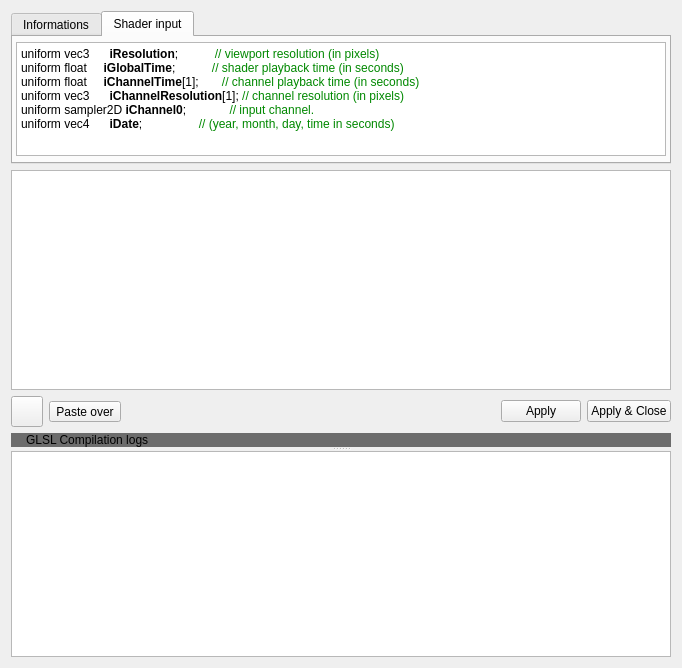
Qt form src/GLSLCodeEditorWidget.ui (markus-wa/glmixer-mirror) before a commit.
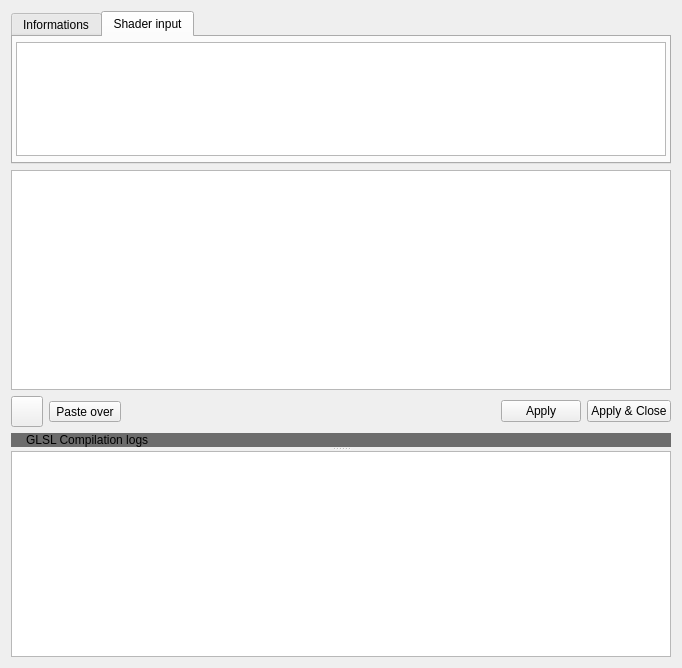
The same form after that commit. The open tabs and pages were chosen to show the change. Icons and pictures are not drawn. Custom widgets are drawn as their Qt base class.

Commit message: Working implementation of Shadertoy plugin with Freeframe 1.6 under Linux. Still a lot to do : GLSL code editor is buggy Properties not synched Code is not saved

Patch:
```diff
--- a/src/GLSLCodeEditorWidget.ui
+++ b/src/GLSLCodeEditorWidget.ui
@@ -127,12 +127,7 @@
 &lt;html&gt;&lt;head&gt;&lt;meta name=&quot;qrichtext&quot; content=&quot;1&quot; /&gt;&lt;style type=&quot;text/css&quot;&gt;
 p, li { white-space: pre-wrap; }
 &lt;/style&gt;&lt;/head&gt;&lt;body style=&quot; font-family:'Ubuntu'; font-size:9pt; font-weight:400; font-style:normal;&quot;&gt;
-&lt;p style=&quot; margin-top:0px; margin-bottom:0px; margin-left:0px; margin-right:0px; -qt-block-indent:0; text-indent:0px;&quot;&gt;&lt;span style=&quot; font-family:'monospace';&quot;&gt;uniform vec3      &lt;/span&gt;&lt;span style=&quot; font-family:'monospace'; font-weight:600;&quot;&gt;iResolution&lt;/span&gt;&lt;span style=&quot; font-family:'monospace';&quot;&gt;;           &lt;/span&gt;&lt;span style=&quot; font-family:'monospace'; color:#008800;&quot;&gt;// viewport resolution (in pixels)&lt;/span&gt;&lt;/p&gt;
-&lt;p style=&quot; margin-top:0px; margin-bottom:0px; margin-left:0px; margin-right:0px; -qt-block-indent:0; text-indent:0px;&quot;&gt;&lt;span style=&quot; font-family:'monospace';&quot;&gt;uniform float     &lt;/span&gt;&lt;span style=&quot; font-family:'monospace'; font-weight:600;&quot;&gt;iGlobalTime&lt;/span&gt;&lt;span style=&quot; font-family:'monospace';&quot;&gt;;           &lt;/span&gt;&lt;span style=&quot; font-family:'monospace'; color:#008800;&quot;&gt;// shader playback time (in seconds)&lt;/span&gt;&lt;/p&gt;
-&lt;p style=&quot; margin-top:0px; margin-bottom:0px; margin-left:0px; margin-right:0px; -qt-block-indent:0; text-indent:0px;&quot;&gt;&lt;span style=&quot; font-family:'monospace';&quot;&gt;uniform float     &lt;/span&gt;&lt;span style=&quot; font-family:'monospace'; font-weight:600;&quot;&gt;iChannelTime&lt;/span&gt;&lt;span style=&quot; font-family:'monospace';&quot;&gt;[1];       &lt;/span&gt;&lt;span style=&quot; font-family:'monospace'; color:#008800;&quot;&gt;// channel playback time (in seconds)&lt;/span&gt;&lt;/p&gt;
-&lt;p style=&quot; margin-top:0px; margin-bottom:0px; margin-left:0px; margin-right:0px; -qt-block-indent:0; text-indent:0px;&quot;&gt;&lt;span style=&quot; font-family:'monospace';&quot;&gt;uniform vec3      &lt;/span&gt;&lt;span style=&quot; font-family:'monospace'; font-weight:600;&quot;&gt;iChannelResolution&lt;/span&gt;&lt;span style=&quot; font-family:'monospace';&quot;&gt;[1]; &lt;/span&gt;&lt;span style=&quot; font-family:'monospace'; color:#008800;&quot;&gt;// channel resolution (in pixels)&lt;/span&gt;&lt;/p&gt;
-&lt;p style=&quot; margin-top:0px; margin-bottom:0px; margin-left:0px; margin-right:0px; -qt-block-indent:0; text-indent:0px;&quot;&gt;&lt;span style=&quot; font-family:'monospace';&quot;&gt;uniform sampler2D &lt;/span&gt;&lt;span style=&quot; font-family:'monospace'; font-weight:600;&quot;&gt;iChannel0&lt;/span&gt;&lt;span style=&quot; font-family:'monospace';&quot;&gt;;             &lt;/span&gt;&lt;span style=&quot; font-family:'monospace'; color:#008800;&quot;&gt;// input channel. &lt;/span&gt;&lt;/p&gt;
-&lt;p style=&quot; margin-top:0px; margin-bottom:0px; margin-left:0px; margin-right:0px; -qt-block-indent:0; text-indent:0px;&quot;&gt;&lt;span style=&quot; font-family:'monospace';&quot;&gt;uniform vec4      &lt;/span&gt;&lt;span style=&quot; font-family:'monospace'; font-weight:600;&quot;&gt;iDate&lt;/span&gt;&lt;span style=&quot; font-family:'monospace';&quot;&gt;;                 &lt;/span&gt;&lt;span style=&quot; font-family:'monospace'; color:#008800;&quot;&gt;// (year, month, day, time in seconds)&lt;/span&gt;&lt;/p&gt;&lt;/body&gt;&lt;/html&gt;</string>
+&lt;p style=&quot;-qt-paragraph-type:empty; margin-top:0px; margin-bottom:0px; margin-left:0px; margin-right:0px; -qt-block-indent:0; text-indent:0px;&quot;&gt;&lt;br /&gt;&lt;/p&gt;&lt;/body&gt;&lt;/html&gt;</string>
              </property>
              <property name="textInteractionFlags">
               <set>Qt::TextSelectableByKeyboard|Qt::TextSelectableByMouse</set>
@@ -260,7 +255,7 @@
        </item>
       </layout>
      </widget>
-     <widget class="QWidget" name="layoutWidget">
+     <widget class="QWidget" name="layoutWidget2">
       <layout class="QVBoxLayout" name="verticalLayout_2">
        <property name="spacing">
         <number>0</number>
```
Left out of the diff: 18 changed lines with no effect on the pictures. The commit also changes 14 other files.
